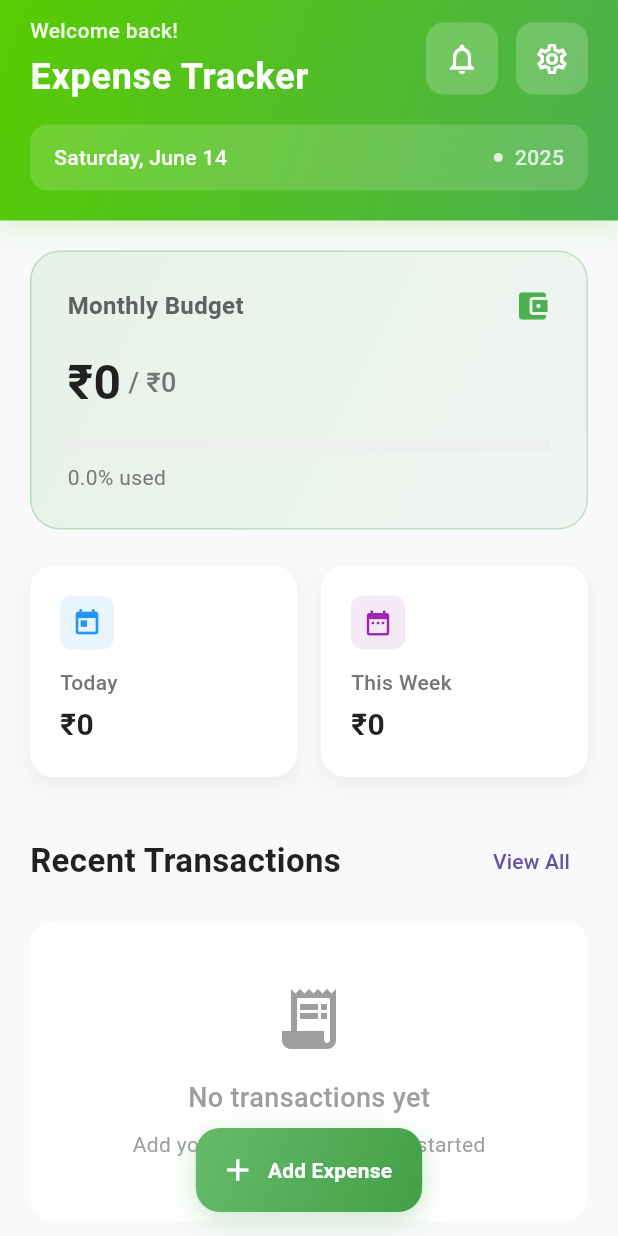
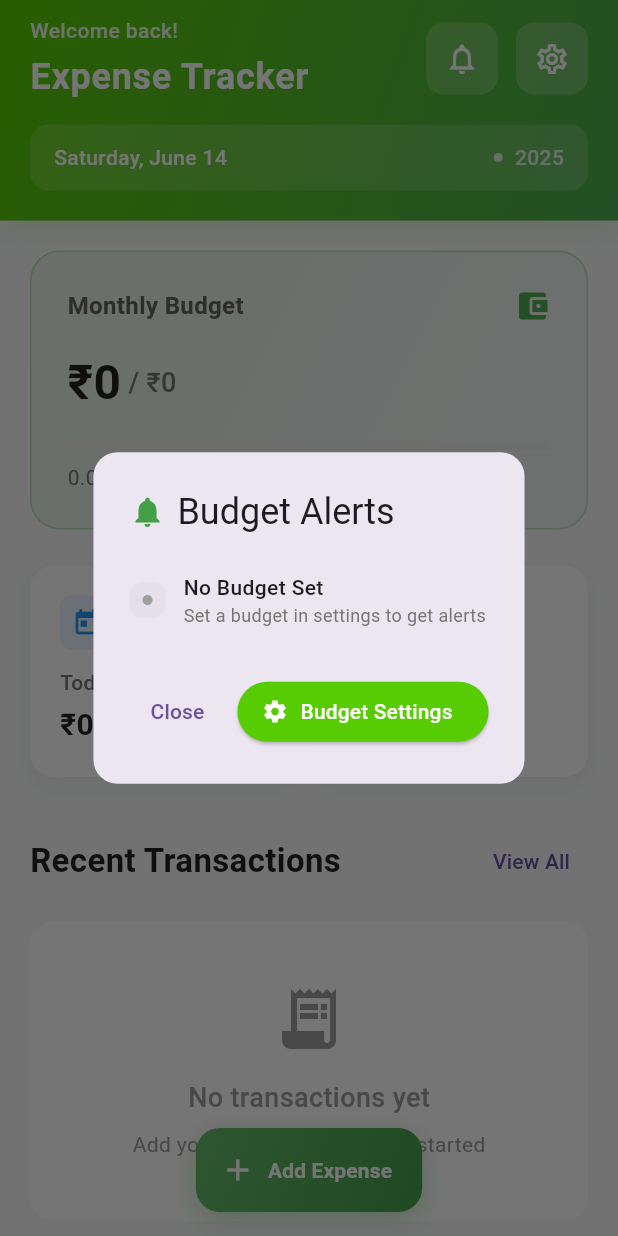
Before and after one commit to iamdanwi/exp_tracker, a Flutter app: the screen it shows after launch, after a tap on the "notifications" icon, on a phone screen of 412 x 824 dp. Run offline on Flutter 3.47's test engine with Material 3 defaults, Android fonts, the light colour scheme and no system bars; our stand-ins replace flutter_local_notifications, flutter_svg, shared_preferences, timezone.

Commit message:
Add budget notification history dialog and alert item display

```diff
--- a/lib/screens/home_screen.dart
+++ b/lib/screens/home_screen.dart
@@ -237,6 +237,107 @@ class _HomeScreenState extends State<HomeScreen> with TickerProviderStateMixin {
     );
   }
 
+  void _showNotificationHistory() {
+    showDialog(
+      context: context,
+      builder: (context) => AlertDialog(
+        shape: RoundedRectangleBorder(borderRadius: BorderRadius.circular(16)),
+        title: Row(
+          children: [
+            Icon(Icons.notifications, color: Colors.green[600]),
+            const SizedBox(width: 8),
+            const Text('Budget Alerts'),
+          ],
+        ),
+        content: Column(
+          mainAxisSize: MainAxisSize.min,
+          children: [
+            if (_monthlyBudget > 0) ...[
+              _buildAlertItem(
+                'Current Budget Usage',
+                '${(_getBudgetPercentage() * 100).toStringAsFixed(0)}% of budget used',
+                _getBudgetColor(),
+              ),
+              const Divider(),
+              _buildAlertItem(
+                'Monthly Spending',
+                '₹${_getMonthExpenses().toStringAsFixed(0)} / ₹${_monthlyBudget.toStringAsFixed(0)}',
+                Colors.blue[700]!,
+              ),
+            ] else
+              _buildAlertItem(
+                'No Budget Set',
+                'Set a budget in settings to get alerts',
+                Colors.grey,
+              ),
+          ],
+        ),
+        actions: [
+          TextButton(
+            onPressed: () => Navigator.pop(context),
+            child: const Text('Close'),
+          ),
+          ElevatedButton.icon(
+            icon: const Icon(Icons.settings, size: 18),
+            label: const Text('Budget Settings'),
+            style: ElevatedButton.styleFrom(
+              backgroundColor: const Color(0xFF58CC02),
+              foregroundColor: Colors.white,
+            ),
+            onPressed: () {
+              Navigator.pop(context);
+              Navigator.push(
+                context,
+                MaterialPageRoute(
+                  builder: (context) => const BudgetSettingsScreen(),
+                ),
+              ).then((value) {
+                if (value == true) _loadBudget();
+              });
+            },
+          ),
+        ],
+      ),
+    );
+  }
+
+  Widget _buildAlertItem(String title, String message, Color color) {
+    return Padding(
+      padding: const EdgeInsets.symmetric(vertical: 8.0),
+      child: Row(
+        children: [
+          Container(
+            padding: const EdgeInsets.all(8),
+            decoration: BoxDecoration(
+              color: color.withOpacity(0.1),
+              borderRadius: BorderRadius.circular(8),
+            ),
+            child: Icon(Icons.circle, color: color, size: 8),
+          ),
+          const SizedBox(width: 12),
+          Expanded(
+            child: Column(
+              crossAxisAlignment: CrossAxisAlignment.start,
+              children: [
+                Text(
+                  title,
+                  style: const TextStyle(
+                    fontWeight: FontWeight.w500,
+                    fontSize: 14,
+                  ),
+                ),
+                Text(
+                  message,
+                  style: TextStyle(color: Colors.grey[600], fontSize: 12),
+                ),
+              ],
+            ),
+          ),
+        ],
+      ),
+    );
+  }
+
   @override
   void dispose() {
     _headerController!.dispose();
@@ -350,9 +451,7 @@ class _HomeScreenState extends State<HomeScreen> with TickerProviderStateMixin {
                           child: IconButton(
                             icon: const Icon(Icons.notifications_outlined),
                             color: Colors.white,
-                            onPressed: () {
-                              // Handle notifications
-                            },
+                            onPressed: _showNotificationHistory,
                           ),
                         ),
                         const SizedBox(width: 12),
--- a/lib/services/notification_service.dart
+++ b/lib/services/notification_service.dart
@@ -1,6 +1,6 @@
 import 'package:flutter_local_notifications/flutter_local_notifications.dart';
 import 'package:shared_preferences/shared_preferences.dart';
-import 'package:timezone/timezone.dart' as tz;
+// import 'package:timezone/timezone.dart' as tz;
 import 'package:timezone/data/latest.dart' as tz;
 
 class NotificationService {
@@ -95,10 +95,10 @@ class NotificationService {
   }
 
   // Add helper method to request exact alarm permission if needed
-  Future<bool> _requestExactAlarmPermission() async {
-    // This would require adding the exact alarm permission to Android Manifest
-    // and implementing a method channel to request it
-    // For now, we'll just show immediate notifications
-    return false;
-  }
+  // Future<bool> _requestExactAlarmPermission() async {
+  // This would require adding the exact alarm permission to Android Manifest
+  // and implementing a method channel to request it
+  // For now, we'll just show immediate notifications
+  //   return false;
+  // }
 }
```
